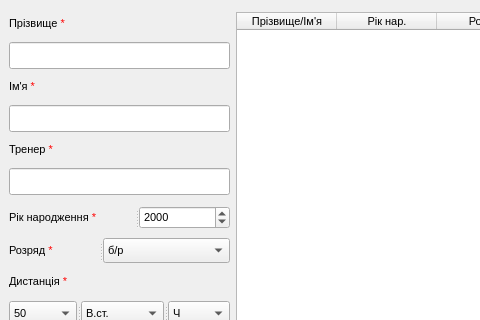
Above: createform.ui from AgMUH/SwimAssist before the change; both pictures show x 0 to 480 and y 0 to 320 of the 1273 by 695 pixel window. Below: the same form after it.
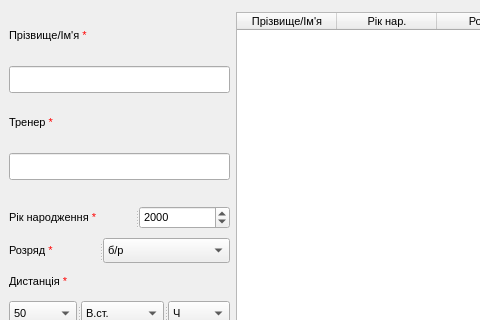
That is the form after the change.

```diff
--- a/createform.ui
+++ b/createform.ui
@@ -38,22 +38,6 @@
       <property name="verticalSpacing">
        <number>6</number>
       </property>
-      <item row="0" column="0">
-       <widget class="QLabel" name="label">
-        <property name="maximumSize">
-         <size>
-          <width>16777215</width>
-          <height>20</height>
-         </size>
-        </property>
-        <property name="frameShape">
-         <enum>QFrame::NoFrame</enum>
-        </property>
-        <property name="text">
-         <string>&lt;html&gt;&lt;head/&gt;&lt;body&gt;&lt;p&gt;Прізвище &lt;span style=&quot; color:#ff0000;&quot;&gt;*&lt;/span&gt;&lt;/p&gt;&lt;/body&gt;&lt;/html&gt;</string>
-        </property>
-       </widget>
-      </item>
       <item row="1" column="0">
        <widget class="QLineEdit" name="lineEdit_FIO_Create_Form">
         <property name="enabled">
@@ -85,8 +69,8 @@
         </property>
        </widget>
       </item>
-      <item row="2" column="0">
-       <widget class="QLabel" name="label_15">
+      <item row="0" column="0">
+       <widget class="QLabel" name="label">
         <property name="maximumSize">
          <size>
           <width>16777215</width>
@@ -94,30 +78,11 @@
          </size>
         </property>
         <property name="text">
-         <string>&lt;html&gt;&lt;head/&gt;&lt;body&gt;&lt;p&gt;Ім'я &lt;span style=&quot; color:#ff0000;&quot;&gt;*&lt;/span&gt;&lt;/p&gt;&lt;/body&gt;&lt;/html&gt;</string>
+         <string>&lt;html&gt;&lt;head/&gt;&lt;body&gt;&lt;p&gt;Прізвище/Ім'я &lt;span style=&quot; color:#ff0000;&quot;&gt;*&lt;/span&gt;&lt;/p&gt;&lt;/body&gt;&lt;/html&gt;</string>
         </property>
        </widget>
       </item>
-      <item row="3" column="0">
-       <widget class="QLineEdit" name="lineEdit_Name">
-        <property name="minimumSize">
-         <size>
-          <width>0</width>
-          <height>25</height>
-         </size>
-        </property>
-        <property name="maximumSize">
-         <size>
-          <width>251</width>
-          <height>27</height>
-         </size>
-        </property>
-        <property name="clearButtonEnabled">
-         <bool>true</bool>
-        </property>
-       </widget>
-      </item>
-      <item row="4" column="0">
+      <item row="2" column="0">
        <widget class="QLabel" name="label_6">
         <property name="maximumSize">
          <size>
@@ -133,7 +98,7 @@
         </property>
        </widget>
       </item>
-      <item row="5" column="0">
+      <item row="3" column="0">
        <widget class="QLineEdit" name="lineEdit_Coach_CreateForm">
         <property name="sizePolicy">
          <sizepolicy hsizetype="Preferred" vsizetype="Fixed">
```
Left out of the diff: 9 changed lines with no effect on the pictures.
